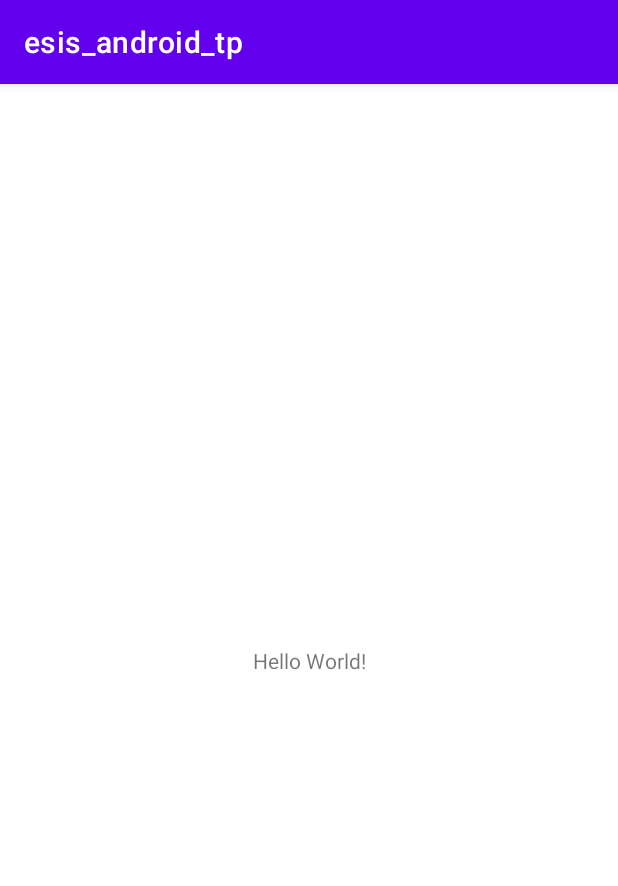
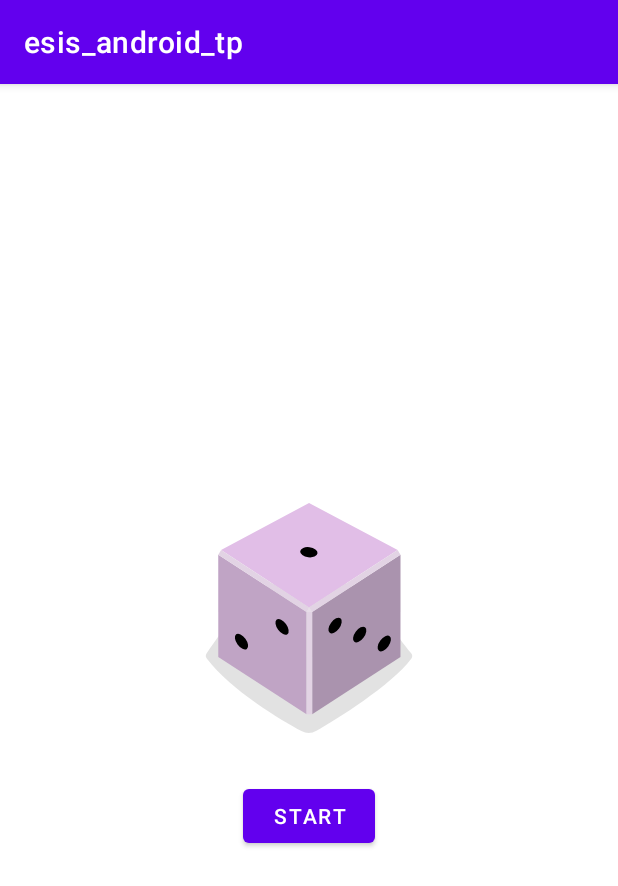
Before and after one commit to ESIS-L2-2022/esis_android_tp, an Android app: the screen it shows after launch (MainActivity), on a phone screen of 412 x 824 dp. Shown: the top 886 px of the screen. Run offline under Robolectric (Android 15) with nearby library versions, the phone set to English and light mode, and no system bars.

Commit message:
Dice tp well done

```diff
--- a/app/src/main/java/cd/wayupdev/esis_android_tp/MainActivity.java
+++ b/app/src/main/java/cd/wayupdev/esis_android_tp/MainActivity.java
@@ -3,12 +3,42 @@ package cd.wayupdev.esis_android_tp;
 import androidx.appcompat.app.AppCompatActivity;
 
 import android.os.Bundle;
+import android.view.View;
+import android.widget.Button;
+import android.widget.ImageView;
+import android.widget.TextView;
+import android.widget.Toast;
+
+import java.util.List;
+import java.util.Random;
 
 public class MainActivity extends AppCompatActivity {
+
+    private Button button;
+    private ImageView imageView;
 
     @Override
     protected void onCreate(Bundle savedInstanceState) {
         super.onCreate(savedInstanceState);
         setContentView(R.layout.activity_main);
+
+        button = findViewById(R.id.playBtn);
+        imageView = findViewById(R.id.ic_dice);
+
+        Random ran = new Random();
+
+        int[] dices = {
+                R.drawable.dice_1,
+                R.drawable.dice_2,
+                R.drawable.dice_3,
+                R.drawable.dice_4,
+                R.drawable.dice_5,
+                R.drawable.dice_6,
+        };
+        button.setOnClickListener(v -> {
+            int i = ran.nextInt(6);
+            imageView.setImageResource(dices[i]);
+            Toast.makeText(this, "" + (i+1), Toast.LENGTH_SHORT).show();
+        });
     }
 }
--- /dev/null
+++ b/app/src/main/res/drawable/dice_1.xml
@@ -0,0 +1,66 @@
+<!--
+  ~ Copyright 2022, The Android Open Source Project
+  ~
+  ~ Licensed under the Apache License, Version 2.0 (the "License");
+  ~ you may not use this file except in compliance with the License.
+  ~ You may obtain a copy of the License at
+  ~
+  ~     http://www.apache.org/licenses/LICENSE-2.0
+  ~
+  ~ Unless required by applicable law or agreed to in writing, software
+  ~ distributed under the License is distributed on an "AS IS" BASIS,
+  ~ WITHOUT WARRANTIES OR CONDITIONS OF ANY KIND, either express or implied.
+  ~ See the License for the specific language governing permissions and
+  ~ limitations under the License.
+  -->
+
+<vector xmlns:android="http://schemas.android.com/apk/res/android"
+    android:width="200dp"
+    android:height="250dp"
+    android:viewportWidth="800"
+    android:viewportHeight="1000">
+    <path
+        android:fillAlpha="0.5"
+        android:fillColor="#C5C4C4"
+        android:pathData="M740.8,635.42c-68.27,90.47 -249.77,201.76 -316,240.63a50.7,50.7 0,0 1,-49.93 0.81c-64.19,-35 -234.09,-133.88 -315.65,-242a14.69,14.69 0,0 1,-0.12 -17.49c77.58,-106.29 159.67,-258.89 341.06,-258.89 182,0 242.19,139.08 340.27,258.88A14.62,14.62 0,0 1,740.8 635.42Z"
+        android:strokeAlpha="0.5" />
+    <path
+        android:fillColor="#AA93AE"
+        android:pathData="M704.9,630l-294.29,191.06l0,-340.85l294.29,-191.06l0,340.85z" />
+    <path
+        android:fillColor="#C0A4C5"
+        android:pathData="M97.59,630l294.29,191.06l0,-340.85l-294.29,-191.06l0,340.85z" />
+    <path
+        android:fillColor="#E1BEE7"
+        android:pathData="M400.14,464.73l-293.19,-191.45l293.19,-156.31l295.39,156.31l-295.39,191.45z" />
+    <path
+        android:fillColor="#E2D3E4"
+        android:pathData="M106.95,273.28l-9.36,15.87l294.29,191.06l8.26,-15.48l-293.19,-191.45z" />
+    <path
+        android:fillColor="#E2D3E4"
+        android:pathData="M695.53,273.28l9.37,15.87l-294.29,191.06l-10.47,-15.48l295.39,-191.45z" />
+    <path
+        android:fillColor="#E2D3E4"
+        android:pathData="M391.88,480.21h18.73v340.85h-18.73z" />
+    <path
+        android:fillColor="#E7DCE8"
+        android:pathData="M400.14,464.73l-8.26,15.48l18.73,0l-10.47,-15.48z" />
+    <path
+        android:fillColor="#000000"
+        android:pathData="M397.45,297.62a16.9,28.71 97.07,1 0,4.16 -33.54a16.9,28.71 97.07,1 0,-4.16 33.54z" />
+    <path
+        android:fillColor="#000000"
+        android:pathData="M297.17,539.02a30.12,16.11 53.82,1 0,26.01 -19.02a30.12,16.11 53.82,1 0,-26.01 19.02z" />
+    <path
+        android:fillColor="#000000"
+        android:pathData="M161.96,588.24a30.12,16.11 53.82,1 0,26.01 -19.02a30.12,16.11 53.82,1 0,-26.01 19.02z" />
+    <path
+        android:fillColor="#000000"
+        android:pathData="M551.15,579.45a30.12,16.11 126.18,1 0,35.56 -48.62a30.12,16.11 126.18,1 0,-35.56 48.62z" />
+    <path
+        android:fillColor="#000000"
+        android:pathData="M469.12,549.58a30.12,16.11 126.18,1 0,35.56 -48.62a30.12,16.11 126.18,1 0,-35.56 48.62z" />
+    <path
+        android:fillColor="#000000"
+        android:pathData="M633.17,609.29a30.12,16.11 126.18,1 0,35.56 -48.62a30.12,16.11 126.18,1 0,-35.56 48.62z" />
+</vector>
--- /dev/null
+++ b/app/src/main/res/drawable/dice_2.xml
@@ -0,0 +1,66 @@
+<!--
+  ~ Copyright 2022, The Android Open Source Project
+  ~
+  ~ Licensed under the Apache License, Version 2.0 (the "License");
+  ~ you may not use this file except in compliance with the License.
+  ~ You may obtain a copy of the License at
+  ~
+  ~     http://www.apache.org/licenses/LICENSE-2.0
+  ~
+  ~ Unless required by applicable law or agreed to in writing, software
+  ~ distributed under the License is distributed on an "AS IS" BASIS,
+  ~ WITHOUT WARRANTIES OR CONDITIONS OF ANY KIND, either express or implied.
+  ~ See the License for the specific language governing permissions and
+  ~ limitations under the License.
+  -->
+
+<vector xmlns:android="http://schemas.android.com/apk/res/android"
+    android:width="200dp"
+    android:height="250dp"
+    android:viewportWidth="800"
+    android:viewportHeight="1000">
+    <path
+        android:fillAlpha="0.5"
+        android:fillColor="#C5C4C4"
+        android:pathData="M740.8,635.42c-68.27,90.47 -249.77,201.76 -316,240.63a50.7,50.7 0,0 1,-49.93 0.81c-64.19,-35 -234.09,-133.88 -315.65,-242a14.69,14.69 0,0 1,-0.12 -17.49c77.58,-106.29 159.67,-258.89 341.06,-258.89 182,0 242.19,139.08 340.27,258.88A14.62,14.62 0,0 1,740.8 635.42Z"
+        android:strokeAlpha="0.5" />
+    <path
+        android:fillColor="#AA93AE"
+        android:pathData="M704.9,630l-294.29,191.06l0,-340.85l294.29,-191.06l0,340.85z" />
+    <path
+        android:fillColor="#C0A4C5"
+        android:pathData="M97.59,630l294.29,191.06l0,-340.85l-294.29,-191.06l0,340.85z" />
+    <path
+        android:fillColor="#E1BEE7"
+        android:pathData="M400.14,464.73l-293.19,-191.45l293.19,-156.31l295.39,156.31l-295.39,191.45z" />
+    <path
+        android:fillColor="#E2D3E4"
+        android:pathData="M106.95,273.28l-9.36,15.87l294.29,191.06l8.26,-15.48l-293.19,-191.45z" />
+    <path
+        android:fillColor="#E2D3E4"
+        android:pathData="M695.53,273.28l9.37,15.87l-294.29,191.06l-10.47,-15.48l295.39,-191.45z" />
+    <path
+        android:fillColor="#E2D3E4"
+        android:pathData="M391.88,480.21h18.73v340.85h-18.73z" />
+    <path
+        android:fillColor="#E7DCE8"
+        android:pathData="M400.14,464.73l-8.26,15.48l18.73,0l-10.47,-15.48z" />
+    <path
+        android:fillColor="#000000"
+        android:pathData="M520.85,303.25a16.9,28.71 97.07,1 0,4.16 -33.54a16.9,28.71 97.07,1 0,-4.16 33.54z" />
+    <path
+        android:fillColor="#000000"
+        android:pathData="M273.33,291.99a16.9,28.71 97.07,1 0,4.16 -33.54a16.9,28.71 97.07,1 0,-4.16 33.54z" />
+    <path
+        android:fillColor="#000000"
+        android:pathData="M229.56,563.64a30.12,16.11 53.82,1 0,26.01 -19.02a30.12,16.11 53.82,1 0,-26.01 19.02z" />
+    <path
+        android:fillColor="#000000"
+        android:pathData="M311.58,533.77a30.12,16.11 53.82,1 0,26.01 -19.02a30.12,16.11 53.82,1 0,-26.01 19.02z" />
+    <path
+        android:fillColor="#000000"
+        android:pathData="M147.54,593.49a30.12,16.11 53.82,1 0,26.01 -19.02a30.12,16.11 53.82,1 0,-26.01 19.02z" />
+    <path
+        android:fillColor="#000000"
+        android:pathData="M551.15,579.45a30.12,16.11 126.18,1 0,35.56 -48.62a30.12,16.11 126.18,1 0,-35.56 48.62z" />
+</vector>
--- /dev/null
+++ b/app/src/main/res/drawable/dice_3.xml
@@ -0,0 +1,66 @@
+<!--
+  ~ Copyright 2022, The Android Open Source Project
+  ~
+  ~ Licensed under the Apache License, Version 2.0 (the "License");
+  ~ you may not use this file except in compliance with the License.
+  ~ You may obtain a copy of the License at
+  ~
+  ~     http://www.apache.org/licenses/LICENSE-2.0
+  ~
+  ~ Unless required by applicable law or agreed to in writing, software
+  ~ distributed under the License is distributed on an "AS IS" BASIS,
+  ~ WITHOUT WARRANTIES OR CONDITIONS OF ANY KIND, either express or implied.
+  ~ See the License for the specific language governing permissions and
+  ~ limitations under the License.
+  -->
+
+<vector xmlns:android="http://schemas.android.com/apk/res/android"
+    android:width="200dp"
+    android:height="250dp"
+    android:viewportWidth="800"
+    android:viewportHeight="1000">
+    <path
+        android:fillAlpha="0.5"
+        android:fillColor="#C5C4C4"
+        android:pathData="M740.8,635.42c-68.27,90.47 -249.77,201.76 -316,240.63a50.7,50.7 0,0 1,-49.93 0.81c-64.19,-35 -234.09,-133.88 -315.65,-242a14.69,14.69 0,0 1,-0.12 -17.49c77.58,-106.29 159.67,-258.89 341.06,-258.89 182,0 242.19,139.08 340.27,258.88A14.62,14.62 0,0 1,740.8 635.42Z"
+        android:strokeAlpha="0.5" />
+    <path
+        android:fillColor="#AA93AE"
+        android:pathData="M704.9,630l-294.29,191.06l0,-340.85l294.29,-191.06l0,340.85z" />
+    <path
+        android:fillColor="#C0A4C5"
+        android:pathData="M97.59,630l294.29,191.06l0,-340.85l-294.29,-191.06l0,340.85z" />
+    <path
+        android:fillColor="#E1BEE7"
+        android:pathData="M400.14,464.73l-293.19,-191.45l293.19,-156.31l295.39,156.31l-295.39,191.45z" />
+    <path
+        android:fillColor="#E2D3E4"
+        android:pathData="M106.95,273.28l-9.36,15.87l294.29,191.06l8.26,-15.48l-293.19,-191.45z" />
+    <path
+        android:fillColor="#E2D3E4"
+        android:pathData="M695.53,273.28l9.37,15.87l-294.29,191.06l-10.47,-15.48l295.39,-191.45z" />
+    <path
+        android:fillColor="#E2D3E4"
+        android:pathData="M391.88,480.21h18.73v340.85h-18.73z" />
+    <path
+        android:fillColor="#E7DCE8"
+        android:pathData="M400.14,464.73l-8.26,15.48l18.73,0l-10.47,-15.48z" />
+    <path
+        android:fillColor="#000000"
+        android:pathData="M398.11,297.62a16.9,28.71 97.07,1 0,4.16 -33.54a16.9,28.71 97.07,1 0,-4.16 33.54z" />
+    <path
+        android:fillColor="#000000"
+        android:pathData="M548.27,304.46a16.9,28.71 97.07,1 0,4.16 -33.54a16.9,28.71 97.07,1 0,-4.16 33.54z" />
+    <path
+        android:fillColor="#000000"
+        android:pathData="M247.95,290.79a16.9,28.71 97.07,1 0,4.16 -33.54a16.9,28.71 97.07,1 0,-4.16 33.54z" />
+    <path
+        android:fillColor="#000000"
+        android:pathData="M229.56,563.64a30.12,16.11 53.82,1 0,26.01 -19.02a30.12,16.11 53.82,1 0,-26.01 19.02z" />
+    <path
+        android:fillColor="#000000"
+        android:pathData="M483.54,554.83a30.12,16.11 126.18,1 0,35.56 -48.62a30.12,16.11 126.18,1 0,-35.56 48.62z" />
+    <path
+        android:fillColor="#000000"
+        android:pathData="M618.75,604.04a30.12,16.11 126.18,1 0,35.56 -48.62a30.12,16.11 126.18,1 0,-35.56 48.62z" />
+</vector>
--- /dev/null
+++ b/app/src/main/res/drawable/dice_4.xml
@@ -0,0 +1,69 @@
+<!--
+  ~ Copyright 2022, The Android Open Source Project
+  ~
+  ~ Licensed under the Apache License, Version 2.0 (the "License");
+  ~ you may not use this file except in compliance with the License.
+  ~ You may obtain a copy of the License at
+  ~
+  ~     http://www.apache.org/licenses/LICENSE-2.0
+  ~
+  ~ Unless required by applicable law or agreed to in writing, software
+  ~ distributed under the License is distributed on an "AS IS" BASIS,
+  ~ WITHOUT WARRANTIES OR CONDITIONS OF ANY KIND, either express or implied.
+  ~ See the License for the specific language governing permissions and
+  ~ limitations under the License.
+  -->
+
+<vector xmlns:android="http://schemas.android.com/apk/res/android"
+    android:width="200dp"
+    android:height="250dp"
+    android:viewportWidth="800"
+    android:viewportHeight="1000">
+    <path
+        android:fillAlpha="0.5"
+        android:fillColor="#C5C4C4"
+        android:pathData="M740.8,635.42c-68.27,90.47 -249.77,201.76 -316,240.63a50.7,50.7 0,0 1,-49.93 0.81c-64.19,-35 -234.09,-133.88 -315.65,-242a14.69,14.69 0,0 1,-0.12 -17.49c77.58,-106.29 159.67,-258.89 341.06,-258.89 182,0 242.19,139.08 340.27,258.88A14.62,14.62 0,0 1,740.8 635.42Z"
+        android:strokeAlpha="0.5" />
+    <path
+        android:fillColor="#AA93AE"
+        android:pathData="M704.9,630l-294.29,191.06l0,-340.85l294.29,-191.06l0,340.85z" />
+    <path
+        android:fillColor="#C0A4C5"
+        android:pathData="M97.59,630l294.29,191.06l0,-340.85l-294.29,-191.06l0,340.85z" />
+    <path
+        android:fillColor="#E1BEE7"
+        android:pathData="M400.14,464.73l-293.19,-191.45l293.19,-156.31l295.39,156.31l-295.39,191.45z" />
+    <path
+        android:fillColor="#E2D3E4"
+        android:pathData="M106.95,273.28l-9.36,15.87l294.29,191.06l8.26,-15.48l-293.19,-191.45z" />
+    <path
+        android:fillColor="#E2D3E4"
+        android:pathData="M695.53,273.28l9.37,15.87l-294.29,191.06l-10.47,-15.48l295.39,-191.45z" />
+    <path
+        android:fillColor="#E2D3E4"
+        android:pathData="M391.88,480.21h18.73v340.85h-18.73z" />
+    <path
+        android:fillColor="#E7DCE8"
+        android:pathData="M400.14,464.73l-8.26,15.48l18.73,0l-10.47,-15.48z" />
+    <path
+        android:fillColor="#000000"
+        android:pathData="M530.08,303.65a16.9,28.71 97.07,1 0,4.16 -33.54a16.9,28.71 97.07,1 0,-4.16 33.54z" />
+    <path
+        android:fillColor="#000000"
+        android:pathData="M389.68,218.17a16.9,28.71 97.07,1 0,4.16 -33.54a16.9,28.71 97.07,1 0,-4.16 33.54z" />
+    <path
+        android:fillColor="#000000"
+        android:pathData="M405.35,377.09a16.9,28.71 97.07,1 0,4.16 -33.54a16.9,28.71 97.07,1 0,-4.16 33.54z" />
+    <path
+        android:fillColor="#000000"
+        android:pathData="M264.95,291.6a16.9,28.71 97.07,1 0,4.16 -33.54a16.9,28.71 97.07,1 0,-4.16 33.54z" />
+    <path
+        android:fillColor="#000000"
+        android:pathData="M297.17,541.59a30.12,16.11 53.82,1 0,26.01 -19.02a30.12,16.11 53.82,1 0,-26.01 19.02z" />
+    <path
+        android:fillColor="#000000"
+        android:pathData="M161.96,590.81a30.12,16.11 53.82,1 0,26.01 -19.02a30.12,16.11 53.82,1 0,-26.01 19.02z" />
+    <path
+        android:fillColor="#000000"
+        android:pathData="M551.15,579.45a30.12,16.11 126.18,1 0,35.56 -48.62a30.12,16.11 126.18,1 0,-35.56 48.62z" />
+</vector>
--- /dev/null
+++ b/app/src/main/res/drawable/dice_5.xml
@@ -0,0 +1,75 @@
+<!--
+  ~ Copyright 2022, The Android Open Source Project
+  ~
+  ~ Licensed under the Apache License, Version 2.0 (the "License");
+  ~ you may not use this file except in compliance with the License.
+  ~ You may obtain a copy of the License at
+  ~
+  ~     http://www.apache.org/licenses/LICENSE-2.0
+  ~
+  ~ Unless required by applicable law or agreed to in writing, software
+  ~ distributed under the License is distributed on an "AS IS" BASIS,
+  ~ WITHOUT WARRANTIES OR CONDITIONS OF ANY KIND, either express or implied.
+  ~ See the License for the specific language governing permissions and
+  ~ limitations under the License.
+  -->
+
+<vector xmlns:android="http://schemas.android.com/apk/res/android"
+    android:width="200dp"
+    android:height="250dp"
+    android:viewportWidth="800"
+    android:viewportHeight="1000">
+    <path
+        android:fillAlpha="0.5"
+        android:fillColor="#C5C4C4"
+        android:pathData="M740.8,635.42c-68.27,90.47 -249.77,201.76 -316,240.63a50.7,50.7 0,0 1,-49.93 0.81c-64.19,-35 -234.09,-133.88 -315.65,-242a14.69,14.69 0,0 1,-0.12 -17.49c77.58,-106.29 159.67,-258.89 341.06,-258.89 182,0 242.19,139.08 340.27,258.88A14.62,14.62 0,0 1,740.8 635.42Z"
+        android:strokeAlpha="0.5" />
+    <path
+        android:fillColor="#AA93AE"
+        android:pathData="M704.9,630l-294.29,191.06l0,-340.85l294.29,-191.06l0,340.85z" />
+    <path
+        android:fillColor="#C0A4C5"
+        android:pathData="M97.59,630l294.29,191.06l0,-340.85l-294.29,-191.06l0,340.85z" />
+    <path
+        android:fillColor="#E1BEE7"
+        android:pathData="M400.14,464.73l-293.19,-191.45l293.19,-156.31l295.39,156.31l-295.39,191.45z" />
+    <path
+        android:fillColor="#E2D3E4"
+        android:pathData="M106.95,273.28l-9.36,15.87l294.29,191.06l8.26,-15.48l-293.19,-191.45z" />
+    <path
+        android:fillColor="#E2D3E4"
+        android:pathData="M695.53,273.28l9.37,15.87l-294.29,191.06l-10.47,-15.48l295.39,-191.45z" />
+    <path
+        android:fillColor="#E2D3E4"
+        android:pathData="M391.88,480.21h18.73v340.85h-18.73z" />
+    <path
+        android:fillColor="#E7DCE8"
+        android:pathData="M400.14,464.73l-8.26,15.48l18.73,0l-10.47,-15.48z" />
+    <path
+        android:fillColor="#000000"
+        android:pathData="M397.05,297.63a16.9,28.71 97.07,1 0,4.16 -33.54a16.9,28.71 97.07,1 0,-4.16 33.54z" />
+    <path
+        android:fillColor="#000000"
+        android:pathData="M547.21,304.45a16.9,28.71 97.07,1 0,4.16 -33.54a16.9,28.71 97.07,1 0,-4.16 33.54z" />
+    <path
+        android:fillColor="#000000"
+        android:pathData="M388.17,207.62a16.9,28.71 97.07,1 0,4.16 -33.54a16.9,28.71 97.07,1 0,-4.16 33.54z" />
+    <path
+        android:fillColor="#000000"
+        android:pathData="M405.93,387.62a16.9,28.71 97.07,1 0,4.16 -33.54a16.9,28.71 97.07,1 0,-4.16 33.54z" />
+    <path
+        android:fillColor="#000000"
+        android:pathData="M246.89,290.79a16.9,28.71 97.07,1 0,4.16 -33.54a16.9,28.71 97.07,1 0,-4.16 33.54z" />
+    <path
+        android:fillColor="#000000"
+        android:pathData="M229.56,563.64a30.12,16.11 53.82,1 0,26.01 -19.02a30.12,16.11 53.82,1 0,-26.01 19.02z" />
+    <path
+        android:fillColor="#000000"
+        android:pathData="M551.15,579.45a30.12,16.11 126.18,1 0,35.56 -48.62a30.12,16.11 126.18,1 0,-35.56 48.62z" />
+    <path
+        android:fillColor="#000000"
+        android:pathData="M469.12,549.58a30.12,16.11 126.18,1 0,35.56 -48.62a30.12,16.11 126.18,1 0,-35.56 48.62z" />
+    <path
+        android:fillColor="#000000"
+        android:pathData="M633.17,609.29a30.12,16.11 126.18,1 0,35.56 -48.62a30.12,16.11 126.18,1 0,-35.56 48.62z" />
+</vector>
--- /dev/null
+++ b/app/src/main/res/drawable/dice_6.xml
@@ -0,0 +1,81 @@
+<!--
+  ~ Copyright 2022, The Android Open Source Project
+  ~
+  ~ Licensed under the Apache License, Version 2.0 (the "License");
+  ~ you may not use this file except in compliance with the License.
+  ~ You may obtain a copy of the License at
+  ~
+  ~     http://www.apache.org/licenses/LICENSE-2.0
+  ~
+  ~ Unless required by applicable law or agreed to in writing, software
+  ~ distributed under the License is distributed on an "AS IS" BASIS,
+  ~ WITHOUT WARRANTIES OR CONDITIONS OF ANY KIND, either express or implied.
+  ~ See the License for the specific language governing permissions and
+  ~ limitations under the License.
+  -->
+
+<vector xmlns:android="http://schemas.android.com/apk/res/android"
+    android:width="200dp"
+    android:height="250dp"
+    android:viewportWidth="800"
+    android:viewportHeight="1000">
+    <path
+        android:fillAlpha="0.5"
+        android:fillColor="#C5C4C4"
+        android:pathData="M740.8,635.42c-68.27,90.47 -249.77,201.76 -316,240.63a50.7,50.7 0,0 1,-49.93 0.81c-64.19,-35 -234.09,-133.88 -315.65,-242a14.69,14.69 0,0 1,-0.12 -17.49c77.58,-106.29 159.67,-258.89 341.06,-258.89 182,0 242.19,139.08 340.27,258.88A14.62,14.62 0,0 1,740.8 635.42Z"
+        android:strokeAlpha="0.5" />
+    <path
+        android:fillColor="#AA93AE"
+        android:pathData="M704.9,630l-294.29,191.06l0,-340.85l294.29,-191.06l0,340.85z" />
+    <path
+        android:fillColor="#C0A4C5"
+        android:pathData="M97.59,630l294.29,191.06l0,-340.85l-294.29,-191.06l0,340.85z" />
+    <path
+        android:fillColor="#E1BEE7"
+        android:pathData="M400.14,464.73l-293.19,-191.45l293.19,-156.31l295.39,156.31l-295.39,191.45z" />
+    <path
+        android:fillColor="#E2D3E4"
+        android:pathData="M106.95,273.28l-9.36,15.87l294.29,191.06l8.26,-15.48l-293.19,-191.45z" />
+    <path
+        android:fillColor="#E2D3E4"
+        android:pathData="M695.53,273.28l9.37,15.87l-294.29,191.06l-10.47,-15.48l295.39,-191.45z" />
+    <path
+        android:fillColor="#E2D3E4"
+        android:pathData="M391.88,480.21h18.73v340.85h-18.73z" />
+    <path
+        android:fillColor="#E7DCE8"
+        android:pathData="M400.14,464.73l-8.26,15.48l18.73,0l-10.47,-15.48z" />
+    <path
+        android:fillColor="#000000"
+        android:pathData="M326.53,254.89a16.9,28.71 97.07,1 0,4.16 -33.54a16.9,28.71 97.07,1 0,-4.16 33.54z" />
+    <path
+        android:fillColor="#000000"
+        android:pathData="M537.57,298.78a16.9,28.71 97.07,1 0,4.16 -33.54a16.9,28.71 97.07,1 0,-4.16 33.54z" />
+    <path
+        android:fillColor="#000000"
+        android:pathData="M397.17,213.3a16.9,28.71 97.07,1 0,4.16 -33.54a16.9,28.71 97.07,1 0,-4.16 33.54z" />
+    <path
+        android:fillColor="#000000"
+        android:pathData="M396.31,381.95a16.9,28.71 97.07,1 0,4.16 -33.54a16.9,28.71 97.07,1 0,-4.16 33.54z" />
+    <path
+        android:fillColor="#000000"
+        android:pathData="M255.91,296.47a16.9,28.71 97.07,1 0,4.16 -33.54a16.9,28.71 97.07,1 0,-4.16 33.54z" />
+    <path
+        android:fillColor="#000000"
+        android:pathData="M466.93,340.37a16.9,28.71 97.07,1 0,4.16 -33.54a16.9,28.71 97.07,1 0,-4.16 33.54z" />
+    <path
+        android:fillColor="#000000"
+        android:pathData="M230,563.64a30.12,16.11 53.82,1 0,26.01 -19.02a30.12,16.11 53.82,1 0,-26.01 19.02z" />
+    <path
+        android:fillColor="#000000"
+        android:pathData="M312.02,533.78a30.12,16.11 53.82,1 0,26.01 -19.02a30.12,16.11 53.82,1 0,-26.01 19.02z" />
+    <path
+        android:fillColor="#000000"
+        android:pathData="M147.96,593.48a30.12,16.11 53.82,1 0,26.01 -19.02a30.12,16.11 53.82,1 0,-26.01 19.02z" />
+    <path
+        android:fillColor="#000000"
+        android:pathData="M483.54,554.83a30.12,16.11 126.18,1 0,35.56 -48.62a30.12,16.11 126.18,1 0,-35.56 48.62z" />
+    <path
+        android:fillColor="#000000"
+        android:pathData="M618.75,604.04a30.12,16.11 126.18,1 0,35.56 -48.62a30.12,16.11 126.18,1 0,-35.56 48.62z" />
+</vector>
--- a/app/src/main/res/layout/activity_main.xml
+++ b/app/src/main/res/layout/activity_main.xml
@@ -1,18 +1,24 @@
 <?xml version="1.0" encoding="utf-8"?>
-<androidx.constraintlayout.widget.ConstraintLayout xmlns:android="http://schemas.android.com/apk/res/android"
+<LinearLayout xmlns:android="http://schemas.android.com/apk/res/android"
     xmlns:app="http://schemas.android.com/apk/res-auto"
     xmlns:tools="http://schemas.android.com/tools"
     android:layout_width="match_parent"
     android:layout_height="match_parent"
+    android:orientation="vertical"
+    android:gravity="center"
     tools:context=".MainActivity">
 
-    <TextView
+    <ImageView
+        android:id="@+id/ic_dice"
+        android:layout_width="200dp"
+        android:layout_height="200dp"
+        android:layout_marginBottom="8dp"
+        android:src="@drawable/dice_1"/>
+
+    <Button
+        android:id="@+id/playBtn"
         android:layout_width="wrap_content"
         android:layout_height="wrap_content"
-        android:text="Hello World!"
-        app:layout_constraintBottom_toBottomOf="parent"
-        app:layout_constraintEnd_toEndOf="parent"
-        app:layout_constraintStart_toStartOf="parent"
-        app:layout_constraintTop_toTopOf="parent" />
+        android:text="Start"/>
 
-</androidx.constraintlayout.widget.ConstraintLayout>
+</LinearLayout>
```
